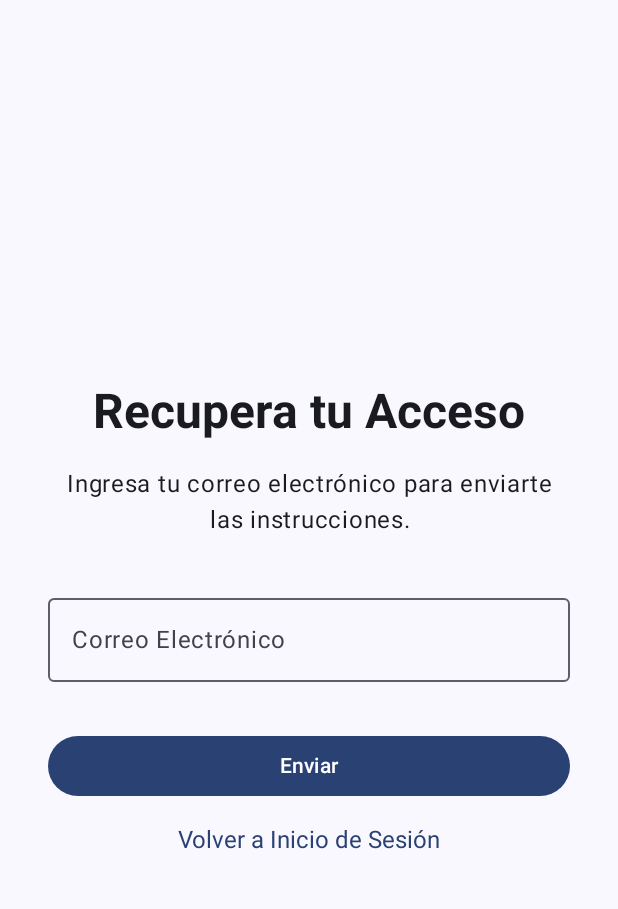
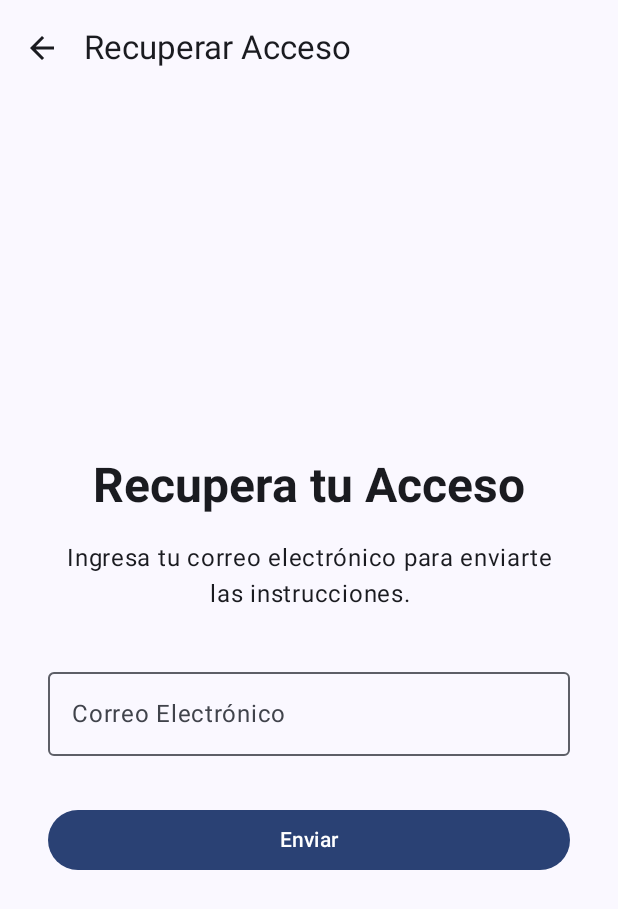
Before and after one commit to Z-025/AFriendlyVoice, an Android app built with Jetpack Compose: the ForgotPasswordScreen screen opened through its navigation route, on a phone screen of 412 x 824 dp. Shown: the top 909 px of the screen. Run offline under Robolectric (Android 15) with nearby library versions, the phone set to English and light mode, and no system bars.

Commit message:
Feedback S1

```diff
--- a/app/src/main/java/com/example/afriendlyvoice/screens/ForgotPasswordScreen.kt
+++ b/app/src/main/java/com/example/afriendlyvoice/screens/ForgotPasswordScreen.kt
@@ -2,35 +2,59 @@ package com.example.afriendlyvoice.screens
 
 import android.widget.Toast
 import androidx.compose.foundation.layout.*
-import androidx.compose.foundation.text.ClickableText
+import androidx.compose.material.icons.Icons
+import androidx.compose.material.icons.filled.ArrowBack
 import androidx.compose.material3.*
 import androidx.compose.runtime.*
 import androidx.compose.ui.Alignment
 import androidx.compose.ui.Modifier
 import androidx.compose.ui.platform.LocalContext
-import androidx.compose.ui.text.AnnotatedString
-import androidx.compose.ui.text.TextStyle
 import androidx.compose.ui.text.font.FontWeight
 import androidx.compose.ui.text.style.TextAlign
 import androidx.compose.ui.unit.dp
-import androidx.compose.ui.unit.sp
 import androidx.navigation.NavController
+import com.example.afriendlyvoice.R
+import com.example.afriendlyvoice.utils.SoundPlayer
 
+@OptIn(ExperimentalMaterial3Api::class)
 @Composable
 fun ForgotPasswordScreen(navController: NavController) {
     var email by remember { mutableStateOf("") }
     val context = LocalContext.current
 
+    Scaffold(
+        topBar = {
+            TopAppBar(
+                title = { Text("Recuperar Acceso") },
+                navigationIcon = {
+                    IconButton(onClick = { navController.popBackStack() }) {
+                        Icon(
+                            imageVector = Icons.Default.ArrowBack,
+                            contentDescription = "Volver atrás"
+                        )
+                    }
+                }
+            )
+        }
+    ) { innerPadding ->
         Column(
             modifier = Modifier
                 .fillMaxSize()
-            .padding(32.dp),
+                .padding(innerPadding)
+                .padding(horizontal = 32.dp), // Aplicamos padding horizontal
             verticalArrangement = Arrangement.Center,
             horizontalAlignment = Alignment.CenterHorizontally
         ) {
-        Text(text = "Recupera tu Acceso", style = MaterialTheme.typography.headlineLarge, fontWeight = FontWeight.Bold)
+            Text(
+                text = "Recupera tu Acceso",
+                style = MaterialTheme.typography.headlineLarge,
+                fontWeight = FontWeight.Bold
+            )
             Spacer(modifier = Modifier.height(16.dp))
-        Text(text = "Ingresa tu correo electrónico para enviarte las instrucciones.", textAlign = TextAlign.Center)
+            Text(
+                text = "Ingresa tu correo electrónico para enviarte las instrucciones.",
+                textAlign = TextAlign.Center
+            )
             Spacer(modifier = Modifier.height(32.dp))
 
             OutlinedTextField(
@@ -43,19 +67,18 @@ fun ForgotPasswordScreen(navController: NavController) {
 
             Button(
                 onClick = {
-                Toast.makeText(context, "Se han enviado las instrucciones a $email", Toast.LENGTH_LONG).show()
+                    SoundPlayer.playSound(context, R.raw.success)
+                    Toast.makeText(
+                        context,
+                        "Se han enviado las instrucciones a $email",
+                        Toast.LENGTH_LONG
+                    ).show()
                     navController.popBackStack()
                 },
                 modifier = Modifier.fillMaxWidth()
             ) {
                 Text("Enviar")
             }
-        Spacer(modifier = Modifier.height(16.dp))
-
-        ClickableText(
-            text = AnnotatedString("Volver a Inicio de Sesión"),
-            onClick = { navController.popBackStack() },
-            style = TextStyle(color = MaterialTheme.colorScheme.primary, fontSize = 16.sp)
-        )
         }
     }
+}
--- a/app/src/main/java/com/example/afriendlyvoice/screens/LoginScreen.kt
+++ b/app/src/main/java/com/example/afriendlyvoice/screens/LoginScreen.kt
@@ -1,16 +1,20 @@
 package com.example.afriendlyvoice.screens
 
 import android.widget.Toast
+import androidx.compose.foundation.Image
 import androidx.compose.foundation.layout.*
 import androidx.compose.material3.*
 import androidx.compose.runtime.*
 import androidx.compose.ui.Alignment
 import androidx.compose.ui.Modifier
 import androidx.compose.ui.platform.LocalContext
+import androidx.compose.ui.res.painterResource
 import androidx.compose.ui.text.input.PasswordVisualTransformation
 import androidx.compose.ui.unit.dp
 import androidx.navigation.NavController
+import com.example.afriendlyvoice.R // Asegúrate de importar R
 import com.example.afriendlyvoice.data.UserDatabase
+import com.example.afriendlyvoice.utils.SoundPlayer // Importa tu SoundPlayer
 
 @Composable
 fun LoginScreen(navController: NavController) {
@@ -25,10 +29,22 @@ fun LoginScreen(navController: NavController) {
         verticalArrangement = Arrangement.Center,
         horizontalAlignment = Alignment.CenterHorizontally
     ) {
+        Image(
+            painter = painterResource(id = R.drawable.logo),
+            contentDescription = "Logo de A Friendly Voice", // Esencial para accesibilidad
+            modifier = Modifier.size(120.dp)
+        )
+
+        Spacer(modifier = Modifier.height(16.dp))
+
         Text("Bienvenido a A Friendly Voice", style = MaterialTheme.typography.headlineMedium)
         Spacer(modifier = Modifier.height(16.dp))
 
-        OutlinedTextField(value = email, onValueChange = { email = it }, label = { Text("Correo Electrónico") })
+        OutlinedTextField(
+            value = email,
+            onValueChange = { email = it },
+            label = { Text("Correo Electrónico") }
+        )
         OutlinedTextField(
             value = password,
             onValueChange = { password = it },
@@ -40,6 +56,8 @@ fun LoginScreen(navController: NavController) {
         Button(onClick = {
             val user = UserDatabase.authenticateUser(email, password)
             if (user != null) {
+                SoundPlayer.playSound(context, R.raw.success)
+
                 Toast.makeText(context, "¡Bienvenido, ${user.fullName}!", Toast.LENGTH_SHORT).show()
                 navController.navigate("main_screen") {
                     popUpTo("login") {
@@ -47,6 +65,8 @@ fun LoginScreen(navController: NavController) {
                     }
                 }
             } else {
+                SoundPlayer.playSound(context, R.raw.error)
+
                 Toast.makeText(context, "Correo o contraseña incorrectos", Toast.LENGTH_SHORT).show()
             }
         }) {
```
Also changed, not shown: app/src/main/java/com/example/afriendlyvoice/screens/MainScreen.kt (+30 -4 lines), app/src/main/java/com/example/afriendlyvoice/screens/RegisterScreen.kt (+33 -3 lines), app/src/main/java/com/example/afriendlyvoice/utils/SoundPlayer.kt (added, +15 -0 lines), app/src/main/res/drawable/logo.png (added), 2 other files. Lines whose indentation alone changed are shown as unchanged.
